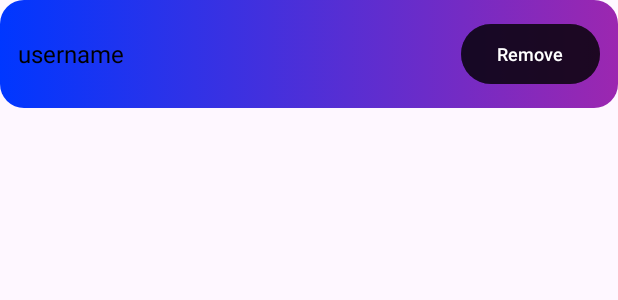
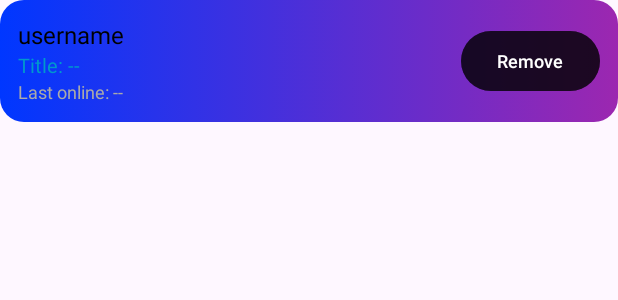
Before and after one commit to ldlda/chesscom-stats, an Android app: the layout item_favorite.xml on its own in the app's theme, with its tools: preview values and no code run, on a phone screen of 412 x 824 dp. Shown: the top 300 px of the screen. Run offline under Robolectric (Android 15) with nearby library versions, the phone set to English and light mode, and no system bars; Roboto replaces fonts that are not available here.

Commit message:
Add fields to a favorite item
Small Commit lets go havnt see ts in a while

Signed-off-by: lda <lda@ldlda.com>

```diff
--- a/app/src/main/res/layout/item_favorite.xml
+++ b/app/src/main/res/layout/item_favorite.xml
@@ -8,14 +8,45 @@
     android:orientation="horizontal"
     android:padding="12dp">
 
-    <TextView
-        android:id="@+id/username_text"
+    <LinearLayout
         android:layout_width="0dp"
         android:layout_height="wrap_content"
         android:layout_weight="1"
-        android:text="username"
-        android:textColor="@android:color/black"
-        android:textSize="16sp" />
+        android:orientation="vertical">
+
+        <TextView
+            android:id="@+id/username_text"
+            android:layout_width="wrap_content"
+            android:layout_height="wrap_content"
+            android:text="username"
+            android:textColor="@android:color/black"
+            android:textSize="16sp" />
+
+        <TextView
+            android:id="@+id/title_text"
+            android:layout_width="wrap_content"
+            android:layout_height="wrap_content"
+            android:text="Title: --"
+            android:textColor="@android:color/holo_blue_dark"
+            android:textSize="13sp" />
+
+        <TextView
+            android:id="@+id/last_online_text"
+            android:layout_width="wrap_content"
+            android:layout_height="wrap_content"
+            android:text="Last online: --"
+            android:textColor="@android:color/darker_gray"
+            android:textSize="12sp" />
+
+        <TextView
+            android:id="@+id/rating_text"
+            android:layout_width="wrap_content"
+            android:layout_height="wrap_content"
+            android:text="Rating: --"
+            android:textColor="@android:color/darker_gray"
+            android:textSize="12sp"
+            android:visibility="gone" />
+    </LinearLayout>
 
     <com.google.android.material.button.MaterialButton
         android:id="@+id/remove_btn"
```
